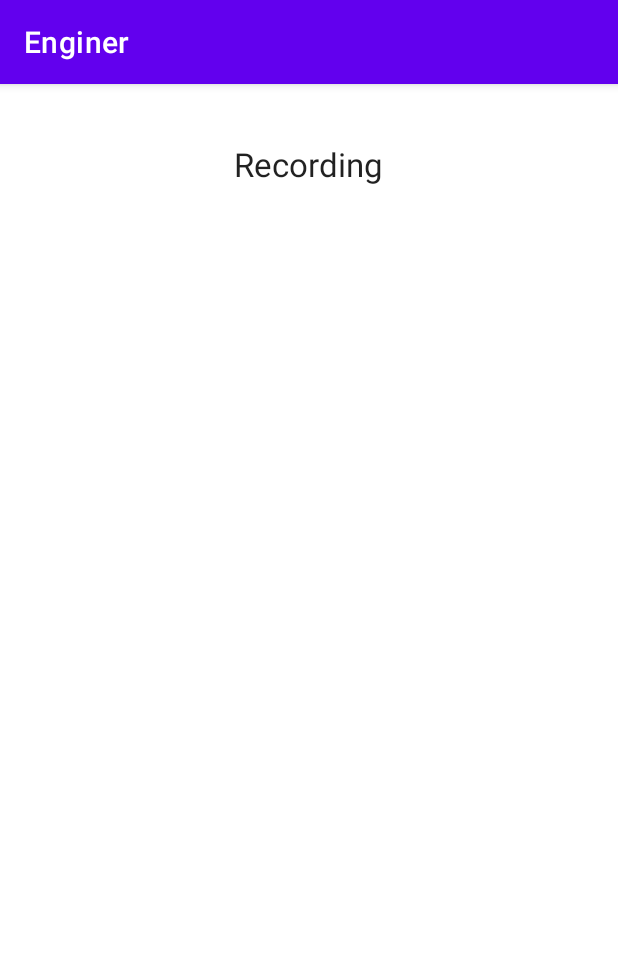
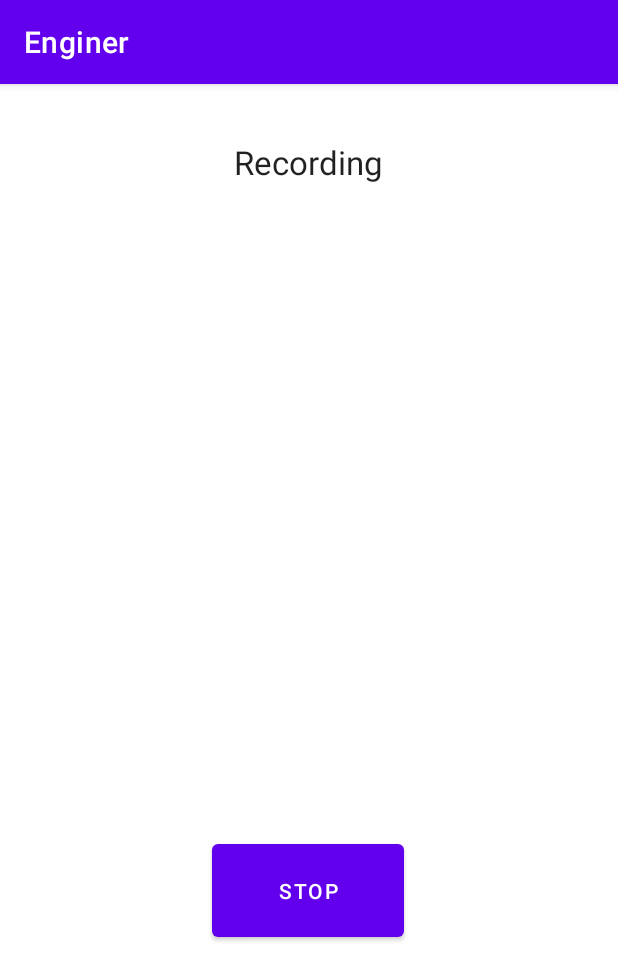
Before and after one commit to lcaprioli17/Enginer, an Android app: the ClassificationActivity screen opened directly, with no data from a screen before it, on a phone screen of 412 x 824 dp. Shown: the top 980 px of the screen. Run offline under Robolectric (Android 15) with nearby library versions, the phone set to English and light mode, and no system bars; libraries missing offline, so code that uses them is left out: org.tensorflow.lite; 11 statements that could not run were skipped.

Commit message:
Aggiunto tasto stopRec

```diff
--- a/app/src/main/java/com/example/enginer/ClassificationActivity.java
+++ b/app/src/main/java/com/example/enginer/ClassificationActivity.java
@@ -2,8 +2,10 @@ package com.example.enginer;
 
 import androidx.appcompat.app.AppCompatActivity;
 
+import android.content.Intent;
 import android.media.AudioRecord;
 import android.os.Bundle;
+import android.view.View;
 import android.widget.TextView;
 
 import org.tensorflow.lite.support.audio.TensorAudio;
@@ -23,6 +25,11 @@ public class ClassificationActivity extends AppCompatActivity {
     Float probabilityThreshold = 0.3f;
     TextView textView;
     String path= "car_model.tflite";
+    AudioClassifier classifier;
+    TensorAudio tensor;
+    AudioRecord record;
+    TimerTask task;
+    Timer t;
 
     @Override
     protected void onCreate(Bundle savedInstanceState) {
@@ -32,15 +39,15 @@ public class ClassificationActivity extends AppCompatActivity {
         textView = findViewById(R.id.output);
         TextView recorderSpecsTextView = findViewById(R.id.textViewAudioRecorderSpecs);
         try {
-            AudioClassifier classifier= AudioClassifier.createFromFile(this,path );
-            TensorAudio tensor = classifier.createInputTensorAudio();
+            classifier = AudioClassifier.createFromFile(this,path );
+            tensor = classifier.createInputTensorAudio();
             TensorAudio.TensorAudioFormat format = classifier.getRequiredTensorAudioFormat();
             String recorderSpecs = "Number Of Channels: " +  format.getChannels() + "\n" +
                     "Sample Rate: " + format.getSampleRate();
             recorderSpecsTextView.setText(recorderSpecs);
-            AudioRecord record = classifier.createAudioRecord();
+            record = classifier.createAudioRecord();
             record.startRecording();
-            TimerTask task = new TimerTask() {
+            task = new TimerTask() {
                 public void run() {
                     tensor.load(record);
                     List<Classifications> output = classifier.classify(tensor);
@@ -66,10 +73,19 @@ public class ClassificationActivity extends AppCompatActivity {
 
                     }
             };
-            Timer t = new Timer();
+            t = new Timer();
             t.schedule(task, 1, 500);
         } catch (IOException e) {
             e.printStackTrace();
         }
     }
+
+    public void stopRec(View view) {
+        record.startRecording();
+        t.cancel();
+        t.purge();
+
+        Intent i = new Intent(this, MainActivity.class);
+        startActivity(i);
+    }
 }
--- a/app/src/main/res/layout/activity_classification.xml
+++ b/app/src/main/res/layout/activity_classification.xml
@@ -10,18 +10,20 @@
         android:id="@+id/output"
         android:layout_width="316dp"
         android:layout_height="314dp"
+        android:layout_marginBottom="48dp"
         android:gravity="center"
         android:lines="5"
         android:textAppearance="@style/TextAppearance.AppCompat.Medium"
-        app:layout_constraintBottom_toBottomOf="parent"
-        app:layout_constraintLeft_toLeftOf="parent"
-        app:layout_constraintRight_toRightOf="parent"
-        app:layout_constraintTop_toTopOf="parent" />
+        app:layout_constraintBottom_toTopOf="@+id/button"
+        app:layout_constraintEnd_toEndOf="parent"
+        app:layout_constraintHorizontal_bias="0.494"
+        app:layout_constraintStart_toStartOf="parent" />
 
     <TextView
         android:id="@+id/textView"
         android:layout_width="wrap_content"
         android:layout_height="wrap_content"
+        android:layout_marginTop="35dp"
         android:text="Recording"
         android:textAppearance="@style/TextAppearance.AppCompat.Large"
         app:layout_constraintBottom_toTopOf="@+id/output"
@@ -29,15 +31,28 @@
         app:layout_constraintHorizontal_bias="0.498"
         app:layout_constraintStart_toStartOf="parent"
         app:layout_constraintTop_toTopOf="parent"
-        app:layout_constraintVertical_bias="0.194" />
+        app:layout_constraintVertical_bias="0.027" />
 
     <TextView
         android:id="@+id/textViewAudioRecorderSpecs"
         android:layout_width="299dp"
         android:layout_height="94dp"
+        android:layout_marginBottom="51dp"
         android:gravity="center"
         app:layout_constraintBottom_toBottomOf="parent"
         app:layout_constraintEnd_toEndOf="parent"
-        app:layout_constraintStart_toStartOf="parent"
-        app:layout_constraintTop_toBottomOf="@+id/output" />
+        app:layout_constraintHorizontal_bias="0.5"
+        app:layout_constraintStart_toStartOf="parent" />
+
+    <Button
+        android:id="@+id/button"
+        android:layout_width="128dp"
+        android:layout_height="74dp"
+        android:layout_marginBottom="48dp"
+        android:text="Stop"
+        android:onClick="stopRec"
+        app:layout_constraintBottom_toTopOf="@+id/textViewAudioRecorderSpecs"
+        app:layout_constraintEnd_toEndOf="parent"
+        app:layout_constraintHorizontal_bias="0.498"
+        app:layout_constraintStart_toStartOf="parent" />
 </androidx.constraintlayout.widget.ConstraintLayout>
```
